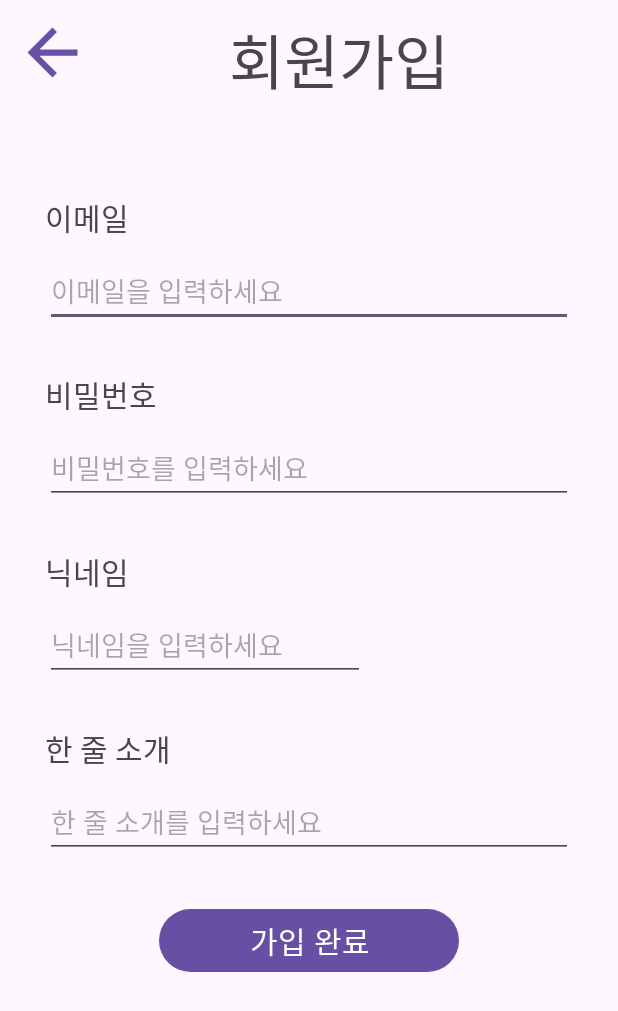
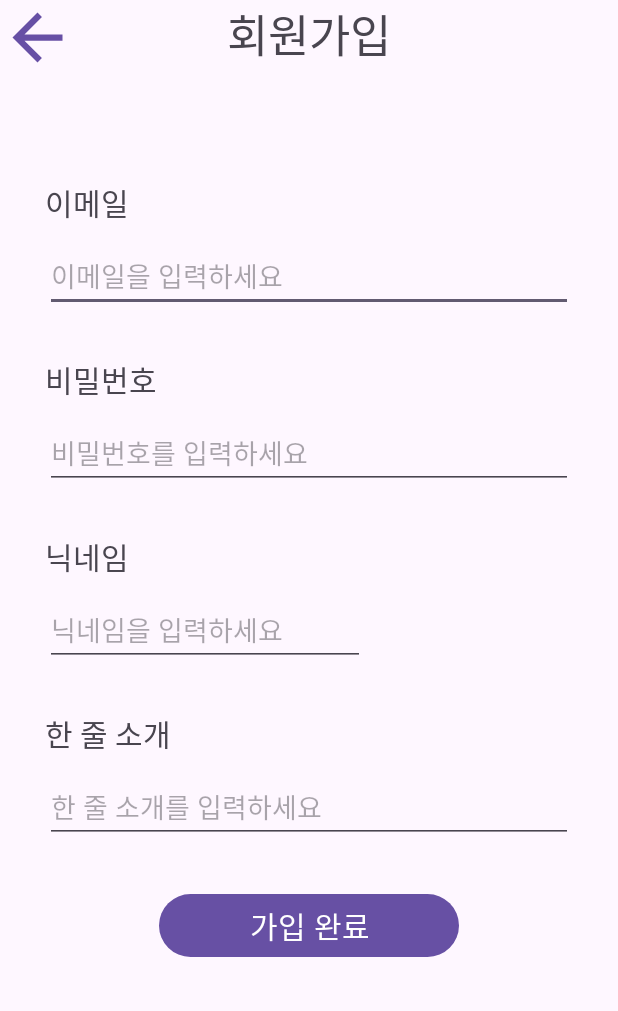
Before and after one commit to Cheonilyeong/Android-Programming-Final-Project, an Android app: the screen it shows after launch (RegisterActivity), after a tap on "회원가입", on a phone screen of 412 x 824 dp. Shown: the top 1011 px of the screen. Run offline under Robolectric (Android 15) with nearby library versions, the light colour scheme and no system bars; our stand-ins replace Firebase (no records; nobody signed in at launch, a user with empty details on screens opened directly).

Commit message:
Add showPost.xml

```diff
--- a/app/src/main/res/layout/activity_resigter.xml
+++ b/app/src/main/res/layout/activity_resigter.xml
@@ -1,5 +1,5 @@
 <?xml version="1.0" encoding="utf-8"?>
-<LinearLayout xmlns:android="http://schemas.android.com/apk/res/android"
+<androidx.constraintlayout.widget.ConstraintLayout xmlns:android="http://schemas.android.com/apk/res/android"
     xmlns:app="http://schemas.android.com/apk/res-auto"
     xmlns:tools="http://schemas.android.com/tools"
     android:layout_width="match_parent"
@@ -7,33 +7,34 @@
     android:orientation="vertical"
     tools:context=".RegisterActivity">
 
-    <LinearLayout
-        android:layout_width="match_parent"
-        android:layout_height="wrap_content"
-        android:layout_marginTop="10dp"
-        android:layout_marginLeft="10dp"
-        android:layout_marginRight="10dp"
-        android:orientation="horizontal" >
     <ImageView
         android:id="@+id/iv_back"
         android:layout_width="50dp"
         android:layout_height="50dp"
-            android:src="@drawable/baseline_arrow_back_24"/>
+        android:src="@drawable/baseline_arrow_back_24"
+        app:layout_constraintStart_toStartOf="parent"
+        app:layout_constraintTop_toTopOf="parent" />
+
     <TextView
         android:layout_width="match_parent"
-            android:layout_height="wrap_content"
-            android:layout_marginRight="10dp"
+        android:layout_height="50dp"
         android:text="회원가입"
         android:textAlignment="center"
-            android:textSize="40dp" />
-    </LinearLayout>
+        android:textSize="30dp"
+        app:layout_constraintEnd_toEndOf="parent"
+        app:layout_constraintStart_toStartOf="parent"
+        app:layout_constraintTop_toTopOf="parent" />
 
     <LinearLayout
         android:layout_width="match_parent"
         android:layout_height="wrap_content"
-        android:layout_marginLeft="30dp"
-        android:layout_marginRight="30dp"
-        android:orientation="vertical">
+        android:layout_marginStart="30dp"
+        android:layout_marginTop="10dp"
+        android:layout_marginEnd="30dp"
+        android:orientation="vertical"
+        app:layout_constraintEnd_toEndOf="parent"
+        app:layout_constraintStart_toStartOf="parent"
+        app:layout_constraintTop_toBottomOf="@+id/iv_back">
 
         <TextView
             android:layout_width="match_parent"
@@ -41,14 +42,15 @@
             android:layout_marginTop="60dp"
             android:text="이메일"
             android:textSize="20dp" />
+
         <EditText
             android:id="@+id/et_e_mail"
             android:layout_width="match_parent"
             android:layout_height="wrap_content"
             android:layout_marginTop="10dp"
             android:ems="10"
-            android:inputType="textEmailAddress"
-            android:hint="이메일을 입력하세요" />
+            android:hint="이메일을 입력하세요"
+            android:inputType="textEmailAddress" />
 
         <TextView
             android:layout_width="match_parent"
@@ -56,6 +58,7 @@
             android:layout_marginTop="30dp"
             android:text="비밀번호"
             android:textSize="20dp" />
+
         <EditText
             android:id="@+id/et_passwd"
             android:layout_width="match_parent"
@@ -71,14 +74,15 @@
             android:layout_marginTop="30dp"
             android:text="닉네임"
             android:textSize="20dp" />
+
         <EditText
             android:id="@+id/et_nickname"
             android:layout_width="wrap_content"
             android:layout_height="wrap_content"
             android:layout_marginTop="10dp"
             android:ems="10"
-            android:inputType="text"
-            android:hint="닉네임을 입력하세요" />
+            android:hint="닉네임을 입력하세요"
+            android:inputType="text" />
 
         <TextView
             android:layout_width="match_parent"
@@ -86,14 +90,15 @@
             android:layout_marginTop="30dp"
             android:text="한 줄 소개"
             android:textSize="20dp" />
+
         <EditText
             android:id="@+id/et_information"
             android:layout_width="match_parent"
             android:layout_height="wrap_content"
             android:layout_marginTop="10dp"
             android:ems="10"
-            android:inputType="text"
-            android:hint="한 줄 소개를 입력하세요"  />
+            android:hint="한 줄 소개를 입력하세요"
+            android:inputType="text" />
 
         <Button
             android:id="@+id/btn_register"
@@ -105,4 +110,4 @@
             android:textSize="20dp" />
     </LinearLayout>
 
-</LinearLayout>
+</androidx.constraintlayout.widget.ConstraintLayout>
--- a/app/src/main/res/layout/fragment_profile.xml
+++ b/app/src/main/res/layout/fragment_profile.xml
@@ -9,10 +9,10 @@
         android:id="@+id/textView2"
         android:layout_width="wrap_content"
         android:layout_height="wrap_content"
+        android:layout_marginStart="10dp"
+        android:layout_marginTop="10dp"
         android:text="프로필"
         android:textSize="30dp"
-        android:layout_marginLeft="10dp"
-        android:layout_marginTop="10dp"
         app:layout_constraintStart_toStartOf="parent"
         app:layout_constraintTop_toTopOf="parent" />
 
```
Also changed, not shown: app/src/main/java/hansung/ac/kr/androidprogrammingproject/ui/chatting/ChattingFragment.java (+8 -2 lines), app/src/main/java/hansung/ac/kr/androidprogrammingproject/ui/home/HomeFragment.java (+9 -12 lines), app/src/main/res/layout/activity_addpost.xml (+17 -18 lines), app/src/main/res/layout/activity_modification.xml (+10 -2 lines), app/src/main/res/layout/fragment_chatting.xml (+20 -7 lines), app/src/main/res/layout/fragment_home.xml (+9 -0 lines), app/src/main/res/layout/showpost.xml (added, +138 -0 lines). Lines whose indentation alone changed are shown as unchanged.
